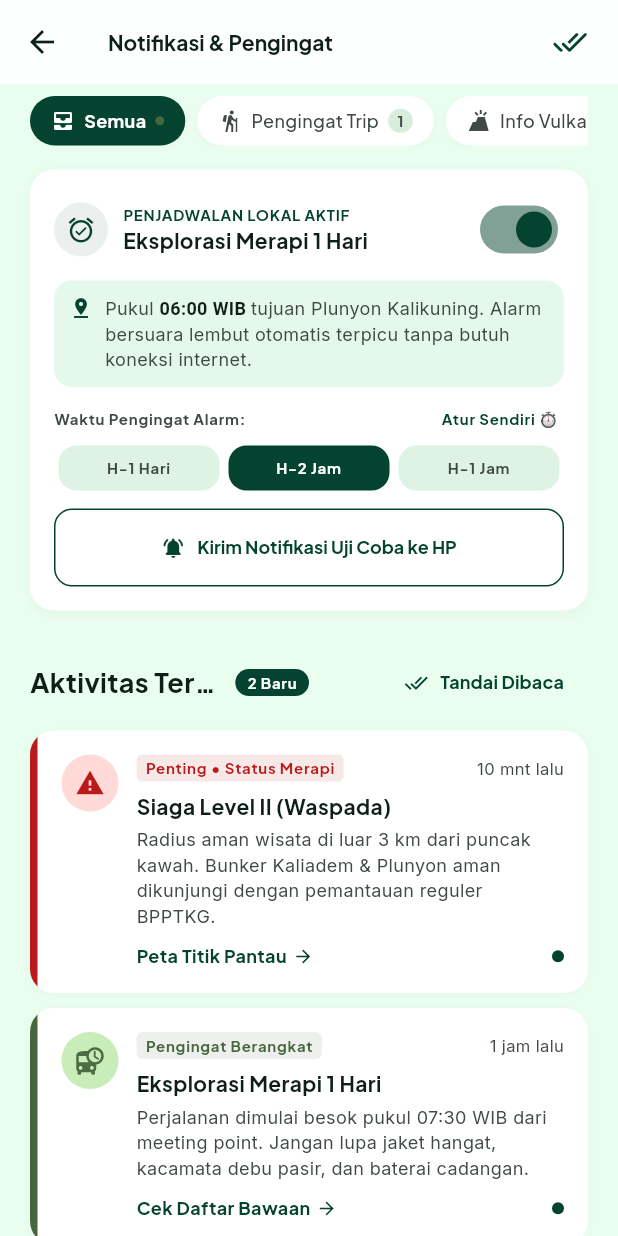
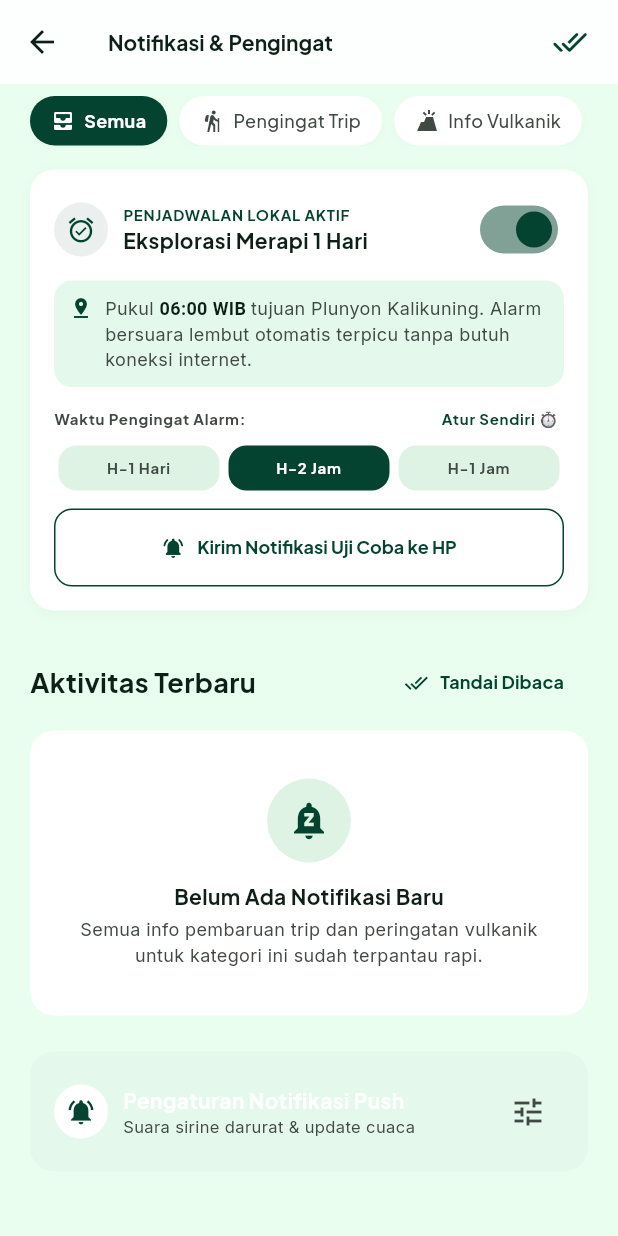
Before and after one commit to BagusFp/mobilehebat, a Flutter app: the NotificationScreen screen opened directly, on a phone screen of 412 x 824 dp. Run offline on Flutter 3.47's test engine with Material 3 defaults, Android fonts, the phone set to English and light mode, and no system bars; our stand-ins replace flutter_local_notifications, flutter_map, geolocator, google_fonts, image_picker, latlong2 and 6 more; accounts and stored records are empty; statements that could not run were skipped; project files that could hold a hidden picture were left out.

Commit message:
feat(notification): enhance notification model and provider with timestamp handling and UI updates

```diff
--- a/lib/features/notification/notification_provider.dart
+++ b/lib/features/notification/notification_provider.dart
@@ -1,4 +1,5 @@
 import 'package:flutter/foundation.dart';
+import '../../core/database/preferences_helper.dart';
 import '../../core/services/notification_service.dart';
 import 'notification_model.dart';
 
@@ -10,6 +11,38 @@ class NotificationProvider extends ChangeNotifier {
   int _reminderDays = 0;
   int _reminderHours = 2;
   int _reminderMinutes = 0;
+
+  // Hanya memuat notifikasi yang betulan dikirimkan oleh APK ke HP user
+  List<NotificationModel> _notifications = [];
+
+  NotificationProvider({List<NotificationModel>? initialNotifications}) {
+    if (initialNotifications != null) {
+      _notifications = List.from(initialNotifications);
+    } else {
+      _loadSentNotifications();
+    }
+
+    // Dengarkan setiap notifikasi yang betulan dikirim oleh NotificationService ke bilah status HP
+    NotificationService.onNotificationSent = (item) {
+      addNotification(item);
+    };
+  }
+
+  Future<void> _loadSentNotifications() async {
+    try {
+      final prefs = await PreferencesHelper.instance;
+      final saved = prefs.getSentNotifications();
+      if (saved.isNotEmpty) {
+        _notifications = saved;
+        notifyListeners();
+      }
+    } catch (_) {}
+  }
+
+  void setNotificationsForTesting(List<NotificationModel> items) {
+    _notifications = List.from(items);
+    notifyListeners();
+  }
 
   int get reminderDays => _reminderDays;
   int get reminderHours => _reminderHours;
@@ -27,57 +60,6 @@ class NotificationProvider extends ChangeNotifier {
     if (parts.isEmpty) return 'Tepat Waktu';
     return 'H-${parts.join(" ")}';
   }
-
-  List<NotificationModel> _notifications = [
-    const NotificationModel(
-      id: 1,
-      title: 'Siaga Level II (Waspada)',
-      body:
-          'Radius aman wisata di luar 3 km dari puncak kawah. Bunker Kaliadem & Plunyon aman dikunjungi dengan pemantauan reguler BPPTKG.',
-      category: 'volcano',
-      timeAgo: '10 mnt lalu',
-      tag: 'Penting • Status Merapi',
-      isRead: false,
-      actionText: 'Peta Titik Pantau',
-      actionRoute: '/map',
-    ),
-    const NotificationModel(
-      id: 2,
-      title: 'Eksplorasi Merapi 1 Hari',
-      body:
-          'Perjalanan dimulai besok pukul 07:30 WIB dari meeting point. Jangan lupa jaket hangat, kacamata debu pasir, dan baterai cadangan.',
-      category: 'trip',
-      timeAgo: '1 jam lalu',
-      tag: 'Pengingat Berangkat',
-      isRead: false,
-      actionText: 'Cek Daftar Bawaan',
-      actionRoute: '/trip',
-    ),
-    const NotificationModel(
-      id: 3,
-      title: 'Pembaruan Data Rute Berhasil',
-      body:
-          'Data rute navigasi Bunker Kaliadem & Plunyon siap diakses dengan lancar di kawasan lereng Merapi.',
-      category: 'system',
-      timeAgo: 'Kemarin',
-      tag: 'Sistem & Notifikasi',
-      isRead: true,
-      actionText: null,
-      actionRoute: '/map',
-    ),
-    const NotificationModel(
-      id: 4,
-      title: 'Skor Kamu Masuk 10 Besar!',
-      body:
-          'Selamat! Kamu mengumpulkan 850 poin pada Mini Game Flora & Batuan Vulkanik Merapi.',
-      category: 'system',
-      timeAgo: '2 hari lalu',
-      tag: 'Komunitas & Kuis',
-      isRead: true,
-      actionText: 'Lihat Papan Peringkat Mingguan',
-      actionRoute: '/quiz',
-    ),
-  ];
 
   // Getters
   String get activeFilter => _activeFilter;
@@ -146,23 +128,11 @@ class NotificationProvider extends ChangeNotifier {
   /// Mengirimkan notifikasi uji coba langsung ke status bar HP
   Future<void> sendTestNotificationToDevice() async {
     await NotificationService().showTestNotification();
-    addNotification(
-      NotificationModel(
-        id: DateTime.now().millisecondsSinceEpoch ~/ 1000,
-        title: 'Uji Coba Notifikasi Sistem',
-        body:
-            'Notifikasi berhasil muncul di bilah status ponsel Anda dengan getaran dan suara.',
-        category: 'system',
-        timeAgo: 'Baru saja',
-        tag: 'Uji Sistem',
-        isRead: false,
-        actionText: null,
-      ),
-    );
   }
 
   void markAllAsRead() {
     _notifications = _notifications.map((n) => n.copyWith(isRead: true)).toList();
+    PreferencesHelper.instance.then((prefs) => prefs.saveSentNotifications(_notifications));
     notifyListeners();
   }
 
@@ -170,17 +140,21 @@ class NotificationProvider extends ChangeNotifier {
     final idx = _notifications.indexWhere((n) => n.id == id);
     if (idx != -1) {
       _notifications[idx] = _notifications[idx].copyWith(isRead: true);
+      PreferencesHelper.instance.then((prefs) => prefs.saveSentNotifications(_notifications));
       notifyListeners();
     }
   }
 
   void deleteNotification(int id) {
     _notifications.removeWhere((n) => n.id == id);
+    PreferencesHelper.instance.then((prefs) => prefs.saveSentNotifications(_notifications));
     notifyListeners();
   }
 
   void addNotification(NotificationModel item) {
+    _notifications.removeWhere((n) => n.id == item.id && n.title == item.title);
     _notifications.insert(0, item);
+    PreferencesHelper.instance.then((prefs) => prefs.saveSentNotifications(_notifications));
     notifyListeners();
   }
 }
--- a/lib/features/notification/notification_screen.dart
+++ b/lib/features/notification/notification_screen.dart
@@ -156,6 +156,10 @@ class NotificationScreen extends StatelessWidget {
   // 1. Filter Chips
   Widget _buildFilterChips(NotificationProvider provider) {
     final active = provider.activeFilter;
+    final tripCount = provider.countByCategory('trip');
+    final hasUnreadAll = provider.allNotifications.any((n) => !n.isRead);
+    final hasUnreadVolcano = provider.allNotifications.any((n) => n.category == 'volcano' && !n.isRead);
+    final hasUnreadSystem = provider.allNotifications.any((n) => n.category == 'system' && !n.isRead);
 
     return SingleChildScrollView(
       scrollDirection: Axis.horizontal,
@@ -165,7 +169,7 @@ class NotificationScreen extends StatelessWidget {
             label: 'Semua',
             icon: Icons.all_inbox,
             isSelected: active == 'all',
-            hasDot: true,
+            hasDot: hasUnreadAll,
             dotColor: AppColors.secondary,
             onTap: () => provider.setFilter('all'),
           ),
@@ -174,7 +178,7 @@ class NotificationScreen extends StatelessWidget {
             label: 'Pengingat Trip',
             icon: Icons.hiking,
             isSelected: active == 'trip',
-            badgeText: '1',
+            badgeText: tripCount > 0 ? '$tripCount' : null,
             onTap: () => provider.setFilter('trip'),
           ),
           const SizedBox(width: 8),
@@ -182,7 +186,7 @@ class NotificationScreen extends StatelessWidget {
             label: 'Info Vulkanik',
             icon: Icons.volcano,
             isSelected: active == 'volcano',
-            hasDot: true,
+            hasDot: hasUnreadVolcano,
             dotColor: AppColors.error,
             onTap: () => provider.setFilter('volcano'),
           ),
@@ -191,6 +195,8 @@ class NotificationScreen extends StatelessWidget {
             label: 'Sistem & Notifikasi',
             icon: Icons.notifications_active_outlined,
             isSelected: active == 'system',
+            hasDot: hasUnreadSystem,
+            dotColor: AppColors.primary,
             onTap: () => provider.setFilter('system'),
           ),
         ],
@@ -882,7 +888,7 @@ class NotificationScreen extends StatelessWidget {
                                 ),
                                 const SizedBox(width: 8),
                                 Text(
-                                  notif.timeAgo,
+                                  notif.calculatedTimeAgo,
                                   style: AppTypography.bodySm.copyWith(
                                     color: AppColors.onSurfaceVariant,
                                     fontSize: 11,
```
Also changed, not shown: lib/features/notification/notification_model.dart (+33 -0 lines).
